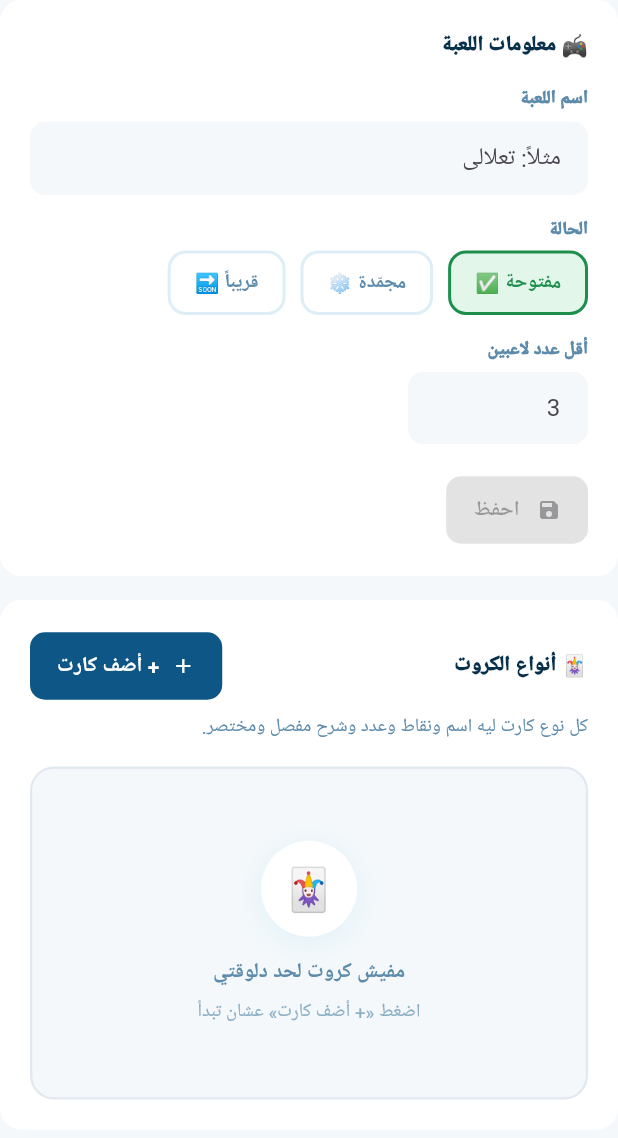
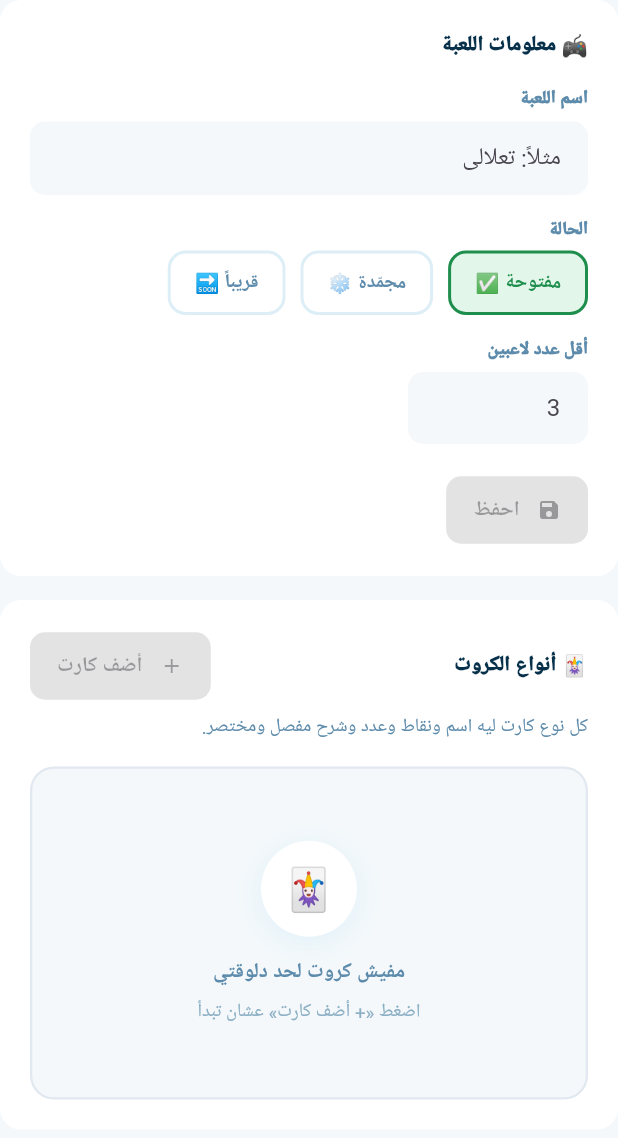
Before and after one commit to t3alaly0-del/t3laly-admin-dashboard, a Flutter app: the GameManagementPage widget shown alone on an empty page, opened directly, on a phone screen of 412 x 824 dp. Shown: the top 1138 px of the screen. Run offline on Flutter 3.47's test engine with Material 3 defaults, Android fonts, the phone set to English and light mode, and no system bars; our stand-ins replace file_picker, google_fonts, shared_preferences; missing offline and left inert: t3laly_shared; accounts and stored records are empty; network calls fail; Roboto replaces fonts that are missing (Cairo).

Commit message:
fix code row mobile

```diff
--- a/lib/screens/game_management_page.dart
+++ b/lib/screens/game_management_page.dart
@@ -175,12 +175,13 @@ class _GameManagementPageState extends State<GameManagementPage> {
                         style: TextStyle(fontWeight: FontWeight.w900, fontSize: 14, color: AppColors.ink)),
                     const Spacer(),
                     ElevatedButton.icon(
-                      onPressed: () => _showAddCardDialog(context, admin),
+                      //onPressed: () => _showAddCardDialog(context, admin),
+                       onPressed: null,
                       style: ElevatedButton.styleFrom(
                           backgroundColor: AppColors.primary,
                           foregroundColor: Colors.white),
                       icon: const Icon(Icons.add, size: 16),
-                      label: const Text('+ أضف كارت'),
+                      label: const Text(' أضف كارت'),
                     ),
                   ],
                 ),
```
